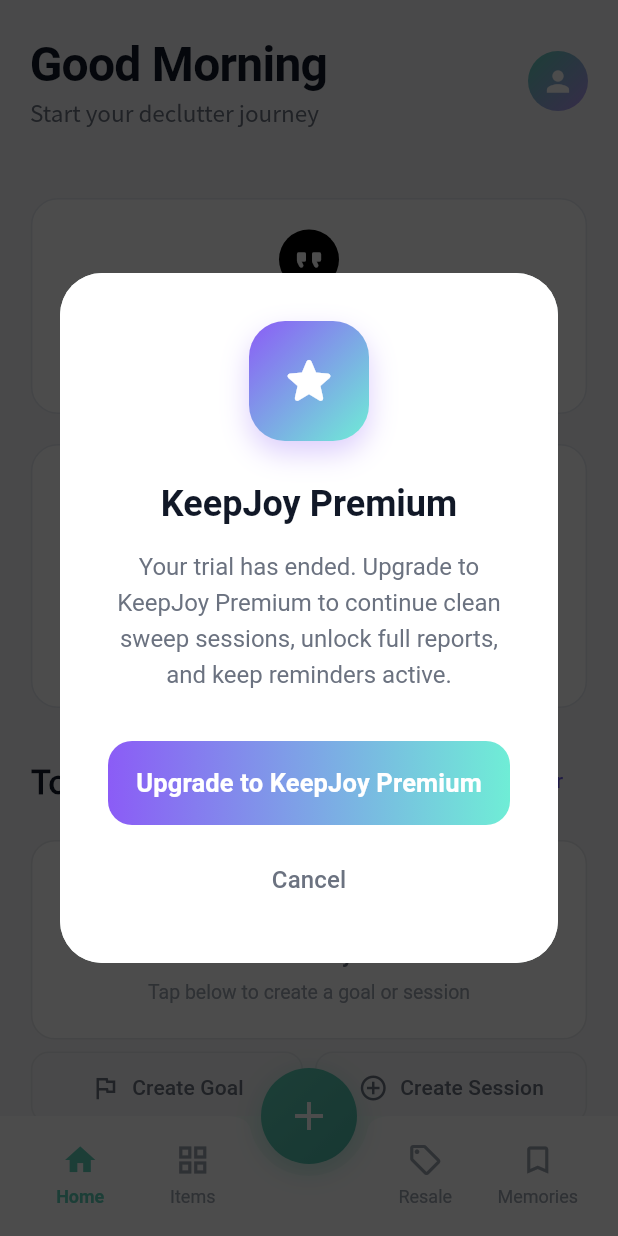
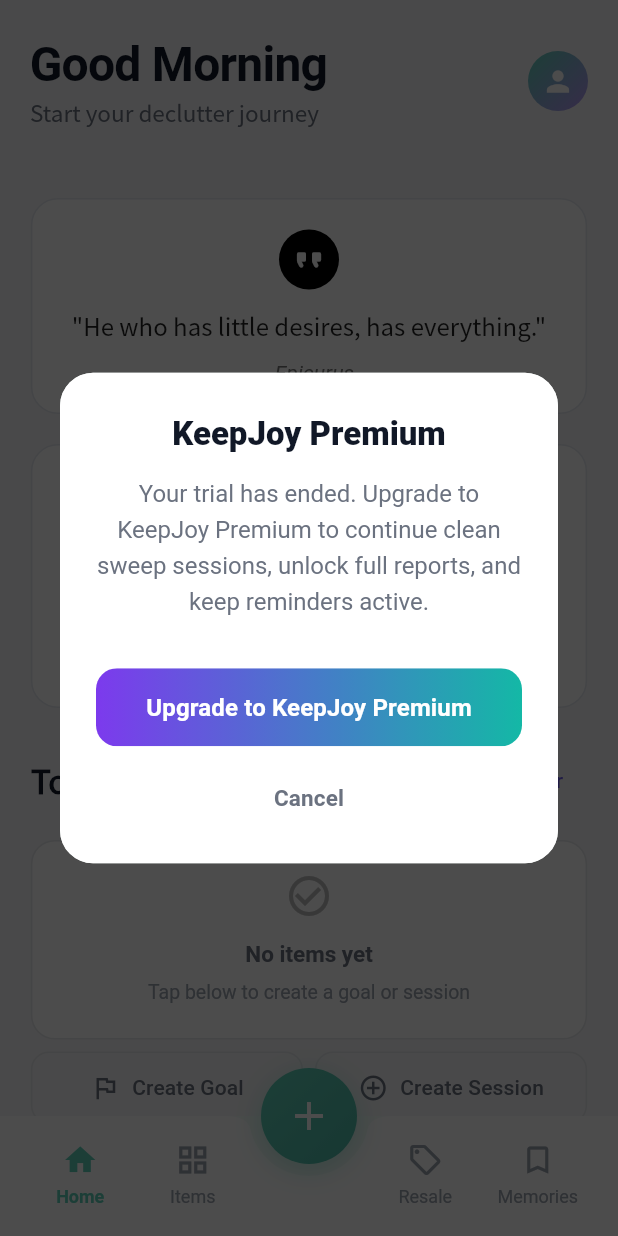
Before and after one commit to icaichen/KeepJoy, a Flutter app: the screen it shows once a user with an empty profile is signed in, after a tap on "Create Memory", on a phone screen of 412 x 824 dp. Run offline on Flutter 3.47's test engine with Material 3 defaults, Android fonts, the phone set to English and light mode, and no system bars; our stand-ins replace cached_network_image, connectivity_plus, flutter_local_notifications, flutter_native_timezone, hive, hive_flutter and 7 more; missing offline and left inert: purchases_flutter; accounts and stored records are empty; statements that could not run were skipped; project files that could hold a hidden picture were left out.

Commit message:
change premium prompt style

```diff
--- a/lib/main.dart
+++ b/lib/main.dart
@@ -834,51 +834,24 @@ class _MainNavigatorState extends State<MainNavigator>
       barrierColor: Colors.black.withOpacity(0.7),
       builder: (dialogContext) => Dialog(
         shape: RoundedRectangleBorder(
-          borderRadius: BorderRadius.circular(28),
+          borderRadius: BorderRadius.circular(22),
         ),
         child: Container(
-          padding: const EdgeInsets.all(32),
+          padding: const EdgeInsets.fromLTRB(24, 24, 24, 20),
           decoration: BoxDecoration(
             color: Colors.white,
-            borderRadius: BorderRadius.circular(28),
+            borderRadius: BorderRadius.circular(22),
           ),
           child: Column(
             mainAxisSize: MainAxisSize.min,
             children: [
-              // Icon with gradient background
-              Container(
-                width: 80,
-                height: 80,
-                decoration: BoxDecoration(
-                  gradient: const LinearGradient(
-                    colors: [Color(0xFF8B5CF6), Color(0xFF6FEDD6)],
-                    begin: Alignment.topLeft,
-                    end: Alignment.bottomRight,
-                  ),
-                  borderRadius: BorderRadius.circular(24),
-                  boxShadow: [
-                    BoxShadow(
-                      color: const Color(0xFF8B5CF6).withOpacity(0.3),
-                      blurRadius: 16,
-                      offset: const Offset(0, 8),
-                    ),
-                  ],
-                ),
-                child: const Icon(
-                  Icons.star_rounded,
-                  size: 40,
-                  color: Colors.white,
-                ),
-              ),
-              const SizedBox(height: 24),
-
               // Title
               Text(
                 l10n.premiumRequiredTitle,
                 textAlign: TextAlign.center,
                 style: const TextStyle(
-                  fontSize: 24,
-                  fontWeight: FontWeight.w700,
+                  fontSize: 22,
+                  fontWeight: FontWeight.w800,
                   color: Color(0xFF111827),
                 ),
               ),
@@ -899,7 +872,7 @@ class _MainNavigatorState extends State<MainNavigator>
               // Upgrade Button
               SizedBox(
                 width: double.infinity,
-                height: 56,
+                height: 52,
                 child: ElevatedButton(
                   onPressed: () async {
                     Navigator.of(dialogContext).pop();
@@ -914,7 +887,7 @@ class _MainNavigatorState extends State<MainNavigator>
                   style: ElevatedButton.styleFrom(
                     padding: EdgeInsets.zero,
                     shape: RoundedRectangleBorder(
-                      borderRadius: BorderRadius.circular(16),
+                      borderRadius: BorderRadius.circular(14),
                     ),
                     elevation: 0,
                     backgroundColor: Colors.transparent,
@@ -923,19 +896,19 @@ class _MainNavigatorState extends State<MainNavigator>
                   child: Ink(
                     decoration: BoxDecoration(
                       gradient: const LinearGradient(
-                        colors: [Color(0xFF8B5CF6), Color(0xFF6FEDD6)],
+                        colors: [Color(0xFF7C3AED), Color(0xFF14B8A6)],
                         begin: Alignment.centerLeft,
                         end: Alignment.centerRight,
                       ),
-                      borderRadius: BorderRadius.circular(16),
+                      borderRadius: BorderRadius.circular(14),
                     ),
                     child: Container(
                       alignment: Alignment.center,
                       child: Text(
                         l10n.upgradeToPremium,
                         style: const TextStyle(
-                          fontSize: 17,
-                          fontWeight: FontWeight.w600,
+                          fontSize: 16,
+                          fontWeight: FontWeight.w700,
                           color: Colors.white,
                         ),
                       ),
@@ -943,13 +916,13 @@ class _MainNavigatorState extends State<MainNavigator>
                   ),
                 ),
               ),
-              const SizedBox(height: 12),
+              const SizedBox(height: 10),
 
               // Cancel Button
               TextButton(
                 onPressed: () => Navigator.of(dialogContext).pop(),
                 style: TextButton.styleFrom(
-                  minimumSize: const Size(double.infinity, 48),
+                  minimumSize: const Size(double.infinity, 46),
                   shape: RoundedRectangleBorder(
                     borderRadius: BorderRadius.circular(12),
                   ),
@@ -957,8 +930,8 @@ class _MainNavigatorState extends State<MainNavigator>
                 child: Text(
                   l10n.cancel,
                   style: const TextStyle(
-                    fontSize: 16,
-                    fontWeight: FontWeight.w500,
+                    fontSize: 15,
+                    fontWeight: FontWeight.w600,
                     color: Color(0xFF6B7280),
                   ),
                 ),
```
